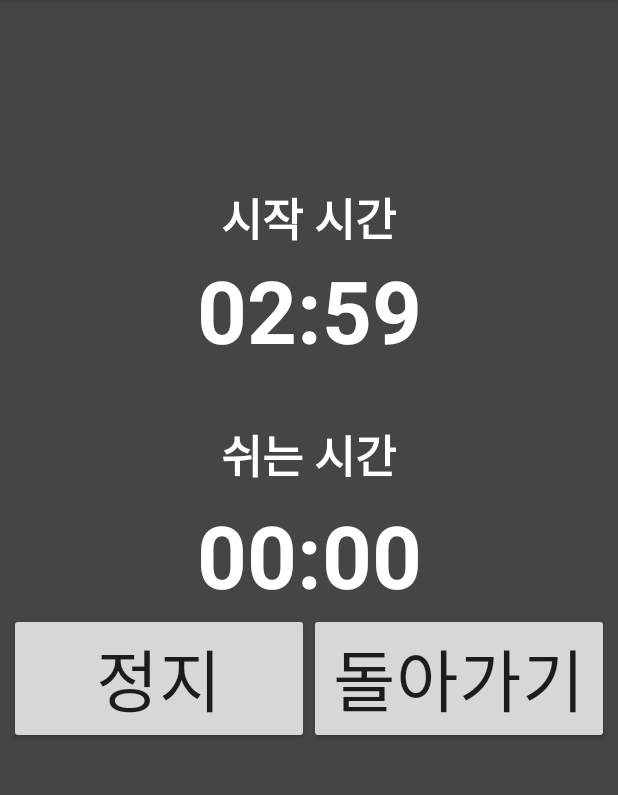
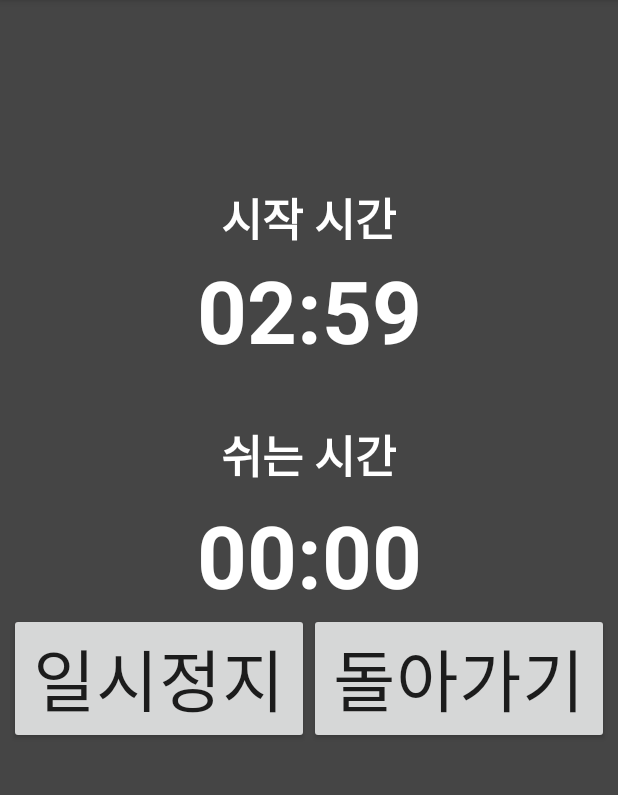
Before and after one commit to ycs-201607083/IntervalProject, an Android app: the screen it shows after launch (MainActivity), after a tap on "시작", on a phone screen of 412 x 824 dp, the part 84-879 px from its top. Run offline under Robolectric (Android 15) with nearby library versions, the phone set to English and light mode, and no system bars.

Commit message:
fix: 시작시간 타이머 작동 시 버튼 텍스트 바꿈

```diff
--- /dev/null
+++ b/app/src/main/java/com/example/intervalproject/Interface/Interface.kt
@@ -0,0 +1,5 @@
+package com.example.intervalproject.Interface
+
+interface Interface {
+
+}
--- a/app/src/main/java/com/example/intervalproject/MainActivity.kt
+++ b/app/src/main/java/com/example/intervalproject/MainActivity.kt
@@ -7,8 +7,10 @@ import android.os.Handler
 import android.os.Looper
 import android.util.Log
 import android.view.View
+import android.widget.Toast
 import com.example.intervalproject.Dialog.CustomDialog
 import com.example.intervalproject.databinding.ActivityMainBinding
+import com.example.intervalproject.databinding.ActivtyDialogBinding
 import java.util.Timer
 import java.util.TimerTask
 import kotlin.concurrent.timerTask
@@ -21,11 +23,18 @@ class MainActivity : AppCompatActivity() {
     var firstState = false      //타이머 실행 처음인지
     var time = 0L   //타이머 시간
     var tempTime = 0L   //타이머 임시 시간
+    var restTime = 0L   //휴식 타이머 시간
+    var restTempTime = 0L   //휴식 타이머 임시 시간
 
     override fun onCreate(savedInstanceState: Bundle?) {
         super.onCreate(savedInstanceState)
         binding = ActivityMainBinding.inflate(layoutInflater)
         setContentView(binding.root)
+
+        //시간정지, 일시정지
+        binding.timeStop.setOnClickListener {
+            Running()
+        }
 
         //시작버튼
         binding.timerBtn.setOnClickListener {
@@ -34,40 +43,39 @@ class MainActivity : AppCompatActivity() {
         }
     }   //onCreate
 
-    fun timerSetting(mode : String){
+    fun timerSetting(mode: String) {
         firstState = true
-        if (mode == "start"){
+        if (mode == "start") {
             binding.settingLayout.visibility = View.GONE
             binding.workingLayout.visibility = View.VISIBLE
-        }
-        else{   //설정 모드
+        } else {   //설정 모드
             binding.settingLayout.visibility = View.VISIBLE
             binding.workingLayout.visibility = View.GONE
         }
     }
-    private fun Running(){
-        if (timerRunning){  //실행중일시 정지하기
+
+    private fun Running() {
+        if (timerRunning) {  //실행중일시 정지하기
             stopTimer()
 
-        }
-        else{                 //정지일때 실행
+        } else {                 //정지일때 실행
             startTimer()
         }
     }
 
-    private fun startTimer(){
+    private fun startTimer() {
         //처음 실행 했을 때 기본 값 실행
-        if (firstState){
-            val workingMin= binding.workingMin.text.toString()
+        if (firstState) {
+            val workingMin = binding.workingMin.text.toString()
             val workingSec = binding.workingSec.text.toString()
 
             time = (workingMin.toLong() * 60000) + (workingSec.toLong() * 1000) + 1000
-        } else{      //정지 후 이어서 시작이면 기존값 사용
+        } else {      //정지 후 이어서 시작이면 기존값 사용
             time = tempTime
         }
 
         //타이머 실행
-        countDownTimer = object : CountDownTimer(time, 1000){
+        countDownTimer = object : CountDownTimer(time, 1000) {
             override fun onTick(millisUntilFinished: Long) {
                 tempTime = millisUntilFinished
                 //타이머 업데이트
@@ -83,37 +91,41 @@ class MainActivity : AppCompatActivity() {
         timerRunning = true
         //처음실행 아님
         firstState = false
+        binding.timeStop.setText("일시정지")
+        Toast.makeText(this, "일시정자", Toast.LENGTH_SHORT).show()
     }
 
-    private fun stopTimer(){
-        //타이머 취소
-        countDownTimer.cancel()
-        //타이머 정지상태
-        timerRunning = false
+    private fun stopTimer() {
+        countDownTimer.cancel()     //타이머 취소
+        timerRunning = false          //정지 상태
+        binding.timeStop.setText("시작")
+        Toast.makeText(this, "시작", Toast.LENGTH_SHORT).show()
+
     }
 
-    private fun updateTime(){
+    private fun updateTime() {
         val min = tempTime % 3600000 / 60000
         val sec = tempTime % 3600000 % 60000 / 1000
-        var timeLeftText  = ""
+        var workTimeLeftText = ""
+        var restTimeLeftText = ""
 
         //분이 10보다 작으면 0 붙이기
-        if (min < 10) timeLeftText += "0"
+        if (min < 10) workTimeLeftText += "0"
 
         //분 추가
-        timeLeftText += "$min:"
+        workTimeLeftText += "$min:"
 
-        if(sec < 10) timeLeftText += "0"
+        if (sec < 10) workTimeLeftText += "0"
 
         //초 추가
-        timeLeftText += sec
+        workTimeLeftText += sec
 
         //타이머 텍스트 보여주기
-        binding.timerText.text = timeLeftText
+        binding.workTimerText.text  = workTimeLeftText
     }
 
     override fun onBackPressed() {
-       CustomDialog(this).show()
+        val customDialog = CustomDialog(this)
+        customDialog.show()
     }
-
 }
--- a/app/src/main/res/layout/activity_main.xml
+++ b/app/src/main/res/layout/activity_main.xml
@@ -154,7 +154,7 @@
                 android:layout_gravity="center"/>
 
         <TextView
-                android:id="@+id/timerText"
+                android:id="@+id/workTimerText"
                 android:layout_width="match_parent"
                 android:layout_height="match_parent"
                 android:text="00:00"
@@ -164,6 +164,7 @@
                 android:textColor="@color/white"/>
 
         <TextView
+                android:id="@+id/restTimerText"
                 android:layout_width="wrap_content"
                 android:layout_height="wrap_content"
                 android:layout_marginTop="35dp"
@@ -194,7 +195,7 @@
                     android:layout_width="200dp"
                     android:layout_height="wrap_content"
                     android:visibility="visible"
-                    android:text="정지"
+                    android:text="일시정지"
                     android:textSize="45dp"/>
 
             <androidx.appcompat.widget.AppCompatButton
```
Also changed, not shown: app/src/main/java/com/example/intervalproject/Dialog/CustomDialog.kt (+19 -7 lines).
